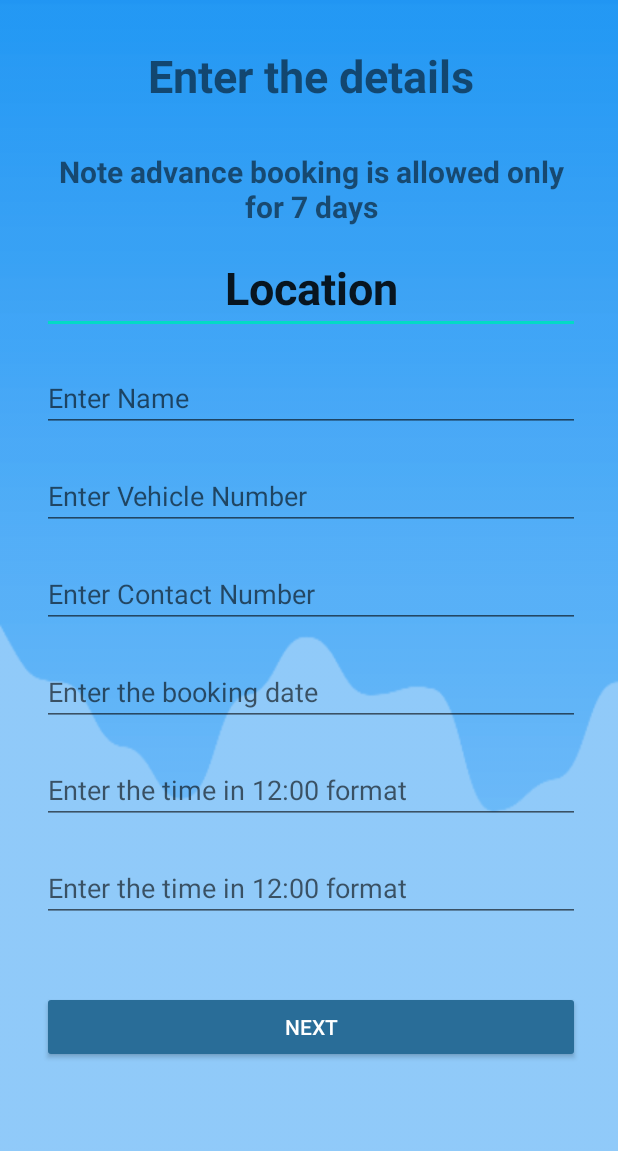
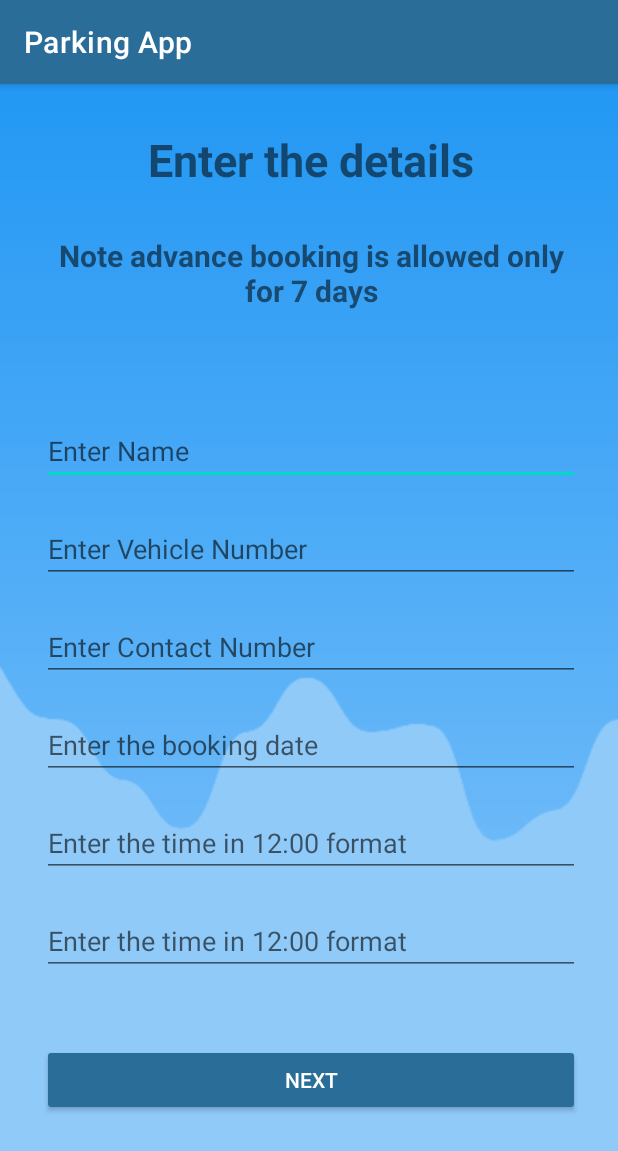
Before and after one commit to ampereKumar/CRUD_app, an Android app: the MainActivity screen opened directly, with no data from a screen before it, on a phone screen of 412 x 824 dp. Shown: the top 1151 px of the screen. Run offline under Robolectric (Android 15) with nearby library versions, the phone set to English and light mode, and no system bars; our stand-ins replace Firebase (no records; nobody signed in at launch, a user with empty details on screens opened directly).

Commit message:
User Parking APP

```diff
--- a/app/src/main/AndroidManifest.xml
+++ b/app/src/main/AndroidManifest.xml
@@ -20,6 +20,7 @@
             android:exported="false" />
         <activity
             android:name=".LoginActivity"
+            android:theme="@style/Theme.AppCompat.DayNight.NoActionBar"
             android:exported="true">
             <intent-filter>
                 <action android:name="android.intent.action.MAIN" />
--- a/app/src/main/java/com/example/crudapp/MainActivity.java
+++ b/app/src/main/java/com/example/crudapp/MainActivity.java
@@ -21,12 +21,16 @@ import com.google.firebase.database.DatabaseReference;
 import com.google.firebase.database.FirebaseDatabase;
 import com.google.firebase.database.ValueEventListener;
 
+import java.util.HashMap;
+import java.util.Map;
+
 public class MainActivity extends AppCompatActivity {
 
 //     EditText etSource,etDestination;
 //     Button btTrack;
-    private TextInputEditText Name, Vnumber, Cnumber, location, inTime, outTime, date;
-   // private TextView location;
+    private TextInputEditText Name, Vnumber, Cnumber, inTime, outTime, date;
+    private TextView location,avail;
+    private int navail;
     private Button next;
     private FirebaseDatabase firebaseDatabase;
     private DatabaseReference databaseRefernce, databaseReference2;
@@ -62,10 +66,30 @@ public class MainActivity extends AppCompatActivity {
                 parkingModel = getIntent().getParcelableExtra("Locations");
                 if(parkingModel!=null) {
                     location.setText(parkingModel.getPname());
-//                    avail.setText(parkingModel.getAvail());
+                    avail.setText(parkingModel.getAvail());
                     parkingid = parkingModel.getParkingid();
                 }
                 String parkingl= location.getText().toString();
+//                String availu = avail.getText().toString();
+//                int upavail= Integer.valueOf(availu);
+//                upavail = upavail -1 ;
+//                availu = String.valueOf(upavail);
+//                Map<String,Object> map = new HashMap<>();
+//                map.put("avail", availu);
+//                databaseRefernce.addValueEventListener(new ValueEventListener() {
+//                    @Override
+//                    public void onDataChange(@NonNull DataSnapshot snapshot) {
+//                        databaseRefernce.updateChildren(map);
+//                    }
+//
+//                    @Override
+//                    public void onCancelled(@NonNull DatabaseError error) {
+//
+//                    }
+//                });
+
+
+
                 databaseReference2 = firebaseDatabase.getReference("Locations").child(parkingid);
 
                 user= name;
--- a/app/src/main/res/layout/activity_main.xml
+++ b/app/src/main/res/layout/activity_main.xml
@@ -36,13 +36,14 @@
         android:layout_below="@+id/textView2"
         tools:layout_editor_absoluteX="176dp"
         tools:layout_editor_absoluteY="105dp" />
-    <com.google.android.material.textfield.TextInputEditText
+    <TextView
         android:id="@+id/location"
         android:layout_width="match_parent"
         android:layout_height="wrap_content"
         android:layout_marginTop="10dp"
         android:layout_marginStart="28dp"
         android:layout_marginEnd="25dp"
+        android:visibility="invisible"
         android:textSize="30dp"
         android:textStyle="bold"
         android:text="Location"
--- a/app/src/main/res/values/colors.xml
+++ b/app/src/main/res/values/colors.xml
@@ -1,5 +1,5 @@
 <?xml version="1.0" encoding="utf-8"?>
-<resources>
+<resources xmlns:tools="http://schemas.android.com/tools">
     <color name="purple_200">#296D98</color>
     <color name="purple_500">#296D98</color>
     <color name="purple_700">#296D98</color>
@@ -13,5 +13,6 @@
     <color name="grey">#8B9997</color>
     <color name="blue_shade_1">#8e2433</color>
     <color name="blue_shade_2">#1C4966</color>
+    <color name="mrtl_textinput_default_box_stroke_color" tools:overrise="true">#296D98</color>
 
 </resources>
--- a/app/src/main/res/values/strings.xml
+++ b/app/src/main/res/values/strings.xml
@@ -1,3 +1,3 @@
 <resources>
-    <string name="app_name">CRUD app</string>
+    <string name="app_name">Parking App</string>
 </resources>
--- a/app/src/main/res/values/themes.xml
+++ b/app/src/main/res/values/themes.xml
@@ -1,6 +1,6 @@
 <resources xmlns:tools="http://schemas.android.com/tools">
     <!-- Base application theme. -->
-    <style name="Theme.CRUDApp" parent="Theme.MaterialComponents.DayNight.NoActionBar">
+    <style name="Theme.CRUDApp" parent="Theme.MaterialComponents.DayNight.DarkActionBar">
         <!-- Primary brand color. -->
         <item name="colorPrimary">@color/purple_500</item>
         <item name="colorPrimaryVariant">@color/purple_700</item>
@@ -13,4 +13,5 @@
         <item name="android:statusBarColor" tools:targetApi="l">?attr/colorPrimaryVariant</item>
         <!-- Customize your theme here. -->
     </style>
+
 </resources>
```
